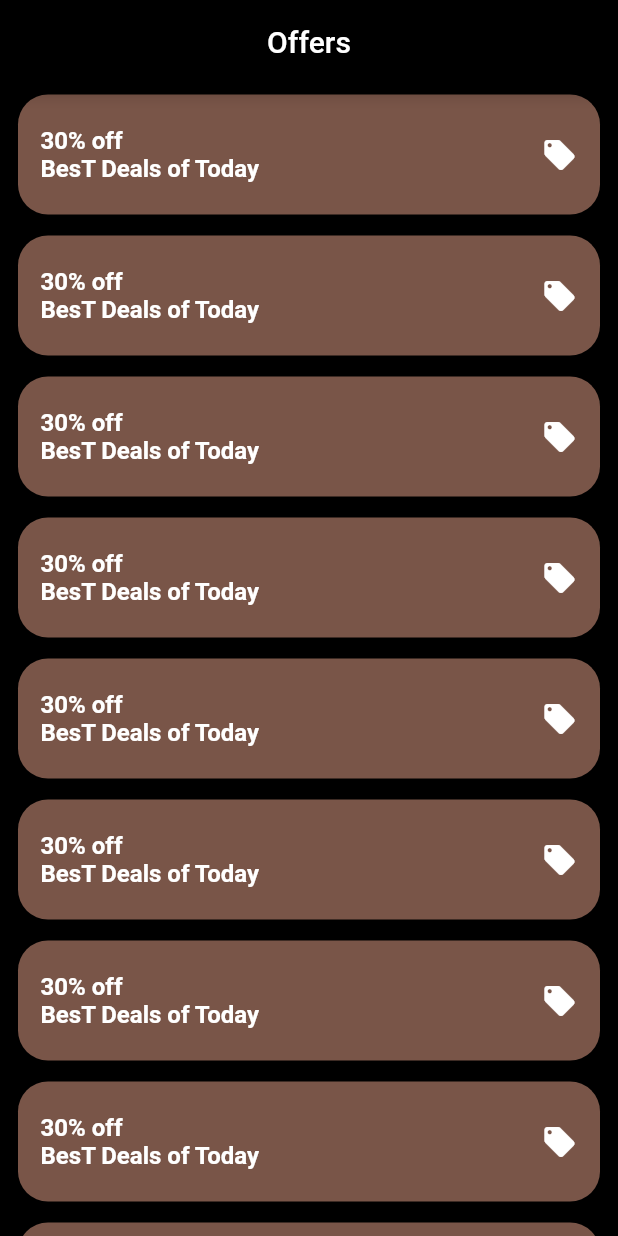
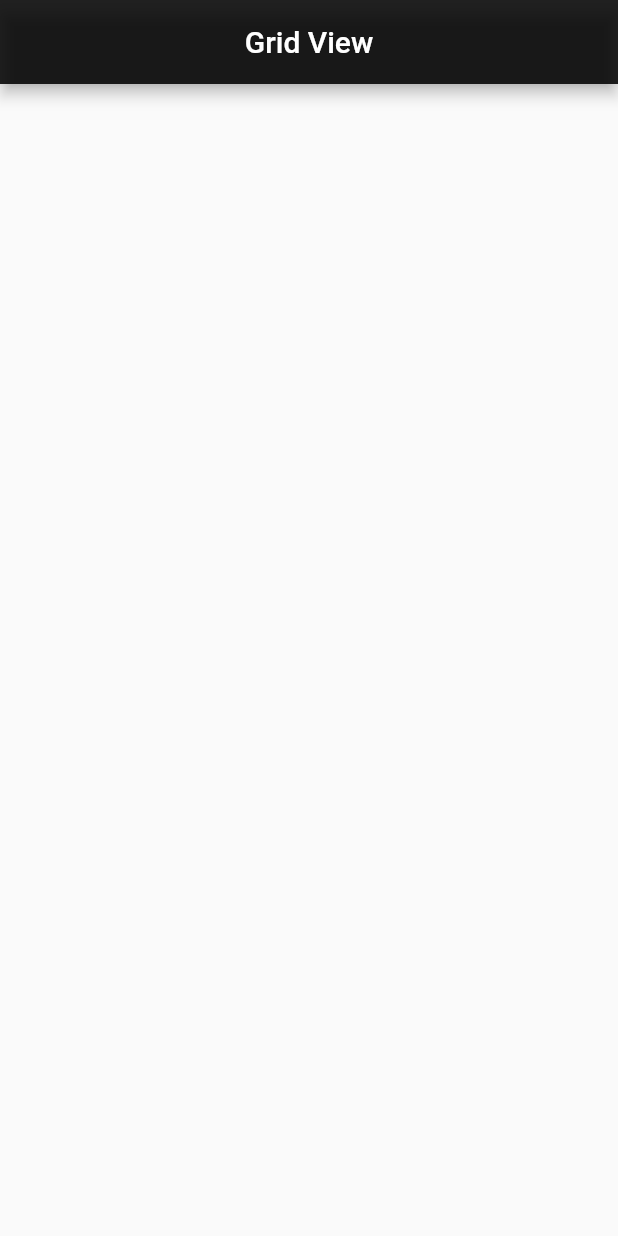
Before and after one commit to Suganth-S/flutter_designs, a Flutter app: the screen it shows after launch, on a phone screen of 412 x 824 dp. Run offline on Flutter 3.47's test engine with Material 2 defaults, Android fonts, the phone set to English and light mode, and no system bars.

Commit message:
Grid view commit

```diff
--- a/lib/main.dart
+++ b/lib/main.dart
@@ -5,73 +5,24 @@ import 'package:flutter/material.dart';
 void main() {
   runApp(MaterialApp(
     debugShowCheckedModeBanner: false,
-    home: RandomListColorPage(),
+    home: GridViewPage(),
   ));
 }
 
-class RandomListColorPage extends StatefulWidget {
+class GridViewPage extends StatefulWidget {
   // This widget is the root of your application.
   @override
-  _RandomListColorPageState createState() => _RandomListColorPageState();
+  _GridViewPageState createState() => _GridViewPageState();
 }
 
-class _RandomListColorPageState extends State<RandomListColorPage> {
+class _GridViewPageState extends State<GridViewPage> {
   @override
   Widget build(BuildContext context) {
     return Scaffold(
-      backgroundColor: Colors.black,
       appBar: AppBar(
-        backgroundColor: Colors.black,
-        centerTitle: true,
-        title: Text("Offers"),
-      ),
-      body: ListView.builder(itemBuilder: (context, index) {
-        return Padding(
-          padding: EdgeInsets.symmetric(vertical: 3.0, horizontal: 8.0),
-          child: Card(
-            color: Colors.primaries[Random().nextInt(Colors.primaries.length)],
-            shape: RoundedRectangleBorder(
-              borderRadius: BorderRadius.circular(20.0),
-            ),
-            child: SizedBox(
-              width: double.infinity,
-              height: 80.0,
-              child: Padding(
-                padding: const EdgeInsets.all(15.0),
-                child: Row(
-                  children: [
-                    Column(
-                      crossAxisAlignment: CrossAxisAlignment.start,
-                      mainAxisAlignment: MainAxisAlignment.center,
-                      children: [
-                        Text(
-                          "30% off",
-                          style: Theme.of(context).textTheme.subtitle1.copyWith(
-                              fontWeight: FontWeight.bold, color: Colors.white),
-                        ),
-                        Text(
-                          "BesT Deals of Today",
-                          style: Theme.of(context).textTheme.subtitle1.copyWith(
-                                fontWeight: FontWeight.bold,
-                                color: Colors.white,
-                              ),
-                        ),
-                      ],
-                    ),
-                    Spacer(),
-                    Icon(
-                      Icons.local_offer,
-                      color:Colors.white,
-                    ),
-                  ],
-                ),
-              ),
-            ),
-          ),
-        );
-      },
-      itemCount: 10,
-      ),
-    );
+        backgroundColor: Colors.black87,
+        centerTitle: true ,
+          title: Text("Grid View"),
+      ));
   }
 }
```
